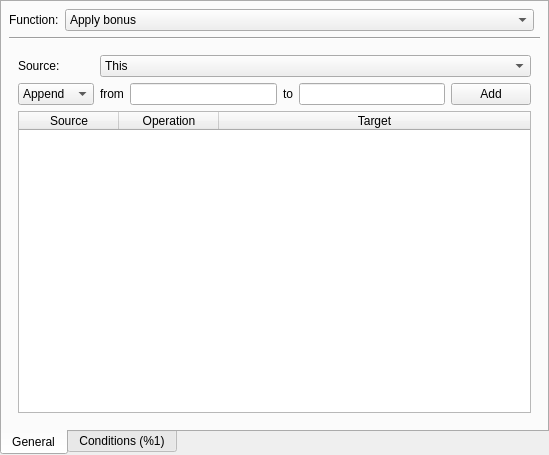
The window that src/loottablefunction.ui (IoeCmcomc/MCDatapacker) describes before a commit, drawn with Qt 5.
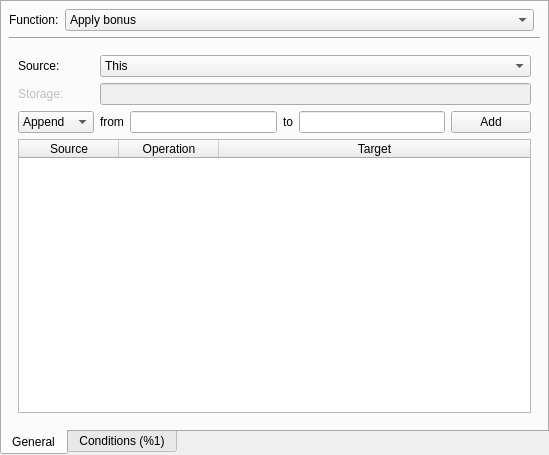
The same window after the commit. The open tabs and pages were chosen to show the change. Custom widgets are drawn as their Qt base class.

Commit message:
[Impl] Add storage source in "copy NBT" item modifier
LootTableFunction:
- [1.17, "Copy NBT" function] source parameter can now be set to
{"storage": <namespaced id>}, to access command storage.
- Add icons to the map_icon combobox;
- Fix operation table in "copy NBT" function not clearing when
importing.

What changed in the file:
```diff
--- a/src/loottablefunction.ui
+++ b/src/loottablefunction.ui
@@ -128,20 +128,14 @@
       </widget>
       <widget class="QWidget" name="copy_nbt">
        <layout class="QGridLayout" name="gridLayout_9">
-        <item row="1" column="4">
-         <widget class="QLineEdit" name="copyNBT_targetEdit"/>
-        </item>
-        <item row="0" column="0">
-         <widget class="QLabel" name="label_7">
+        <item row="2" column="5">
+         <widget class="QPushButton" name="copyNBT_addBtn">
           <property name="text">
-           <string>Source:</string>
-          </property>
-          <property name="buddy">
-           <cstring>copyNBT_entityCombo</cstring>
+           <string>Add</string>
           </property>
          </widget>
         </item>
-        <item row="1" column="0">
+        <item row="2" column="0">
          <widget class="QComboBox" name="copyNBT_opCombo">
           <item>
            <property name="text">
@@ -160,58 +154,13 @@
           </item>
          </widget>
         </item>
-        <item row="1" column="2">
-         <widget class="QLineEdit" name="copyNBT_sourceEdit"/>
-        </item>
-        <item row="1" column="1">
-         <widget class="QLabel" name="label_16">
-          <property name="text">
-           <string>from</string>
-          </property>
-         </widget>
-        </item>
-        <item row="1" column="3">
+        <item row="2" column="3">
          <widget class="QLabel" name="label_33">
           <property name="text">
            <string>to</string>
           </property>
          </widget>
         </item>
-        <item row="1" column="5">
-         <widget class="QPushButton" name="copyNBT_addBtn">
-          <property name="text">
-           <string>Add</string>
-          </property>
-         </widget>
-        </item>
-        <item row="3" column="0" colspan="6">
-         <widget class="QTableWidget" name="copyNBT_table">
-          <property name="alternatingRowColors">
-           <bool>true</bool>
-          </property>
-          <property name="selectionMode">
-           <enum>QAbstractItemView::SingleSelection</enum>
-          </property>
-          <attribute name="horizontalHeaderStretchLastSection">
-           <bool>true</bool>
-          </attribute>
-          <column>
-           <property name="text">
-            <string>Source</string>
-           </property>
-          </column>
-          <column>
-           <property name="text">
-            <string>Operation</string>
-           </property>
-          </column>
-          <column>
-           <property name="text">
-            <string>Target</string>
-           </property>
-          </column>
-         </widget>
-        </item>
         <item row="0" column="1" colspan="5">
          <widget class="QComboBox" name="copyNBT_entityCombo">
           <item>
@@ -234,6 +183,82 @@
             <string>Block entity</string>
            </property>
           </item>
+          <item>
+           <property name="text">
+            <string>Storage</string>
+           </property>
+          </item>
+         </widget>
+        </item>
+        <item row="4" column="0" colspan="6">
+         <widget class="QTableWidget" name="copyNBT_table">
+          <property name="alternatingRowColors">
+           <bool>true</bool>
+          </property>
+          <property name="selectionMode">
+           <enum>QAbstractItemView::SingleSelection</enum>
+          </property>
+          <attribute name="horizontalHeaderStretchLastSection">
+           <bool>true</bool>
+          </attribute>
+          <column>
+           <property name="text">
+            <string>Source</string>
+           </property>
+          </column>
+          <column>
+           <property name="text">
+            <string>Operation</string>
+           </property>
+          </column>
+          <column>
+           <property name="text">
+            <string>Target</string>
+           </property>
+          </column>
+         </widget>
+        </item>
+        <item row="2" column="4">
+         <widget class="QLineEdit" name="copyNBT_targetEdit"/>
+        </item>
+        <item row="2" column="1">
+         <widget class="QLabel" name="label_16">
+          <property name="text">
+           <string>from</string>
+          </property>
+         </widget>
+        </item>
+        <item row="2" column="2">
+         <widget class="QLineEdit" name="copyNBT_sourceEdit"/>
+        </item>
+        <item row="0" column="0">
+         <widget class="QLabel" name="label_7">
+          <property name="text">
+           <string>Source:</string>
+          </property>
+          <property name="buddy">
+           <cstring>copyNBT_entityCombo</cstring>
+          </property>
+         </widget>
+        </item>
+        <item row="1" column="0">
+         <widget class="QLabel" name="copyNBT_storageLabel">
+          <property name="enabled">
+           <bool>false</bool>
+          </property>
+          <property name="text">
+           <string>Storage:</string>
+          </property>
+          <property name="buddy">
+           <cstring>copyNBT_storageEdit</cstring>
+          </property>
+         </widget>
+        </item>
+        <item row="1" column="1" colspan="5">
+         <widget class="QLineEdit" name="copyNBT_storageEdit">
+          <property name="enabled">
+           <bool>false</bool>
+          </property>
          </widget>
         </item>
        </layout>
```
Left out of the diff: 27 changed lines with no effect on the pictures. The commit also changes 30 other files.
